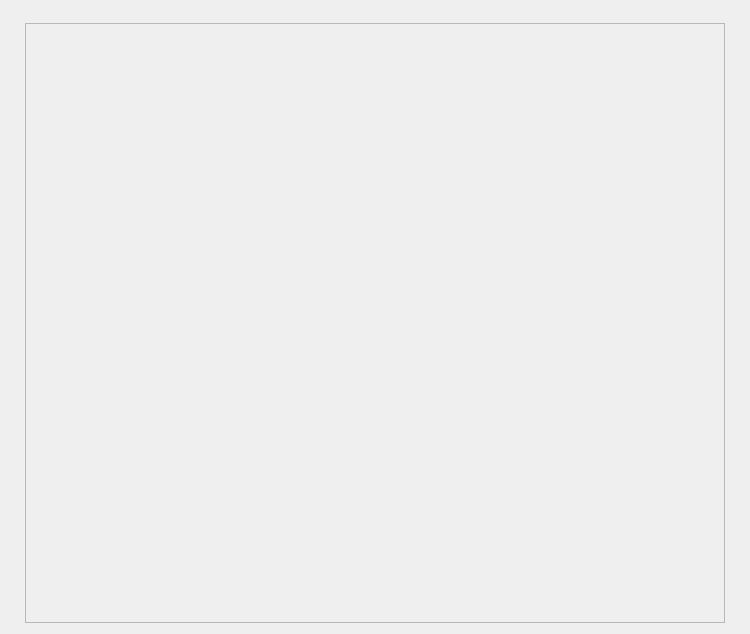
mantidproject/mantid, file Code/Mantid/Vates/VatesSimpleGui/ViewWidgets/inc/MantidVatesSimpleGuiViewWidgets/MultisliceView.ui: the form before one commit.
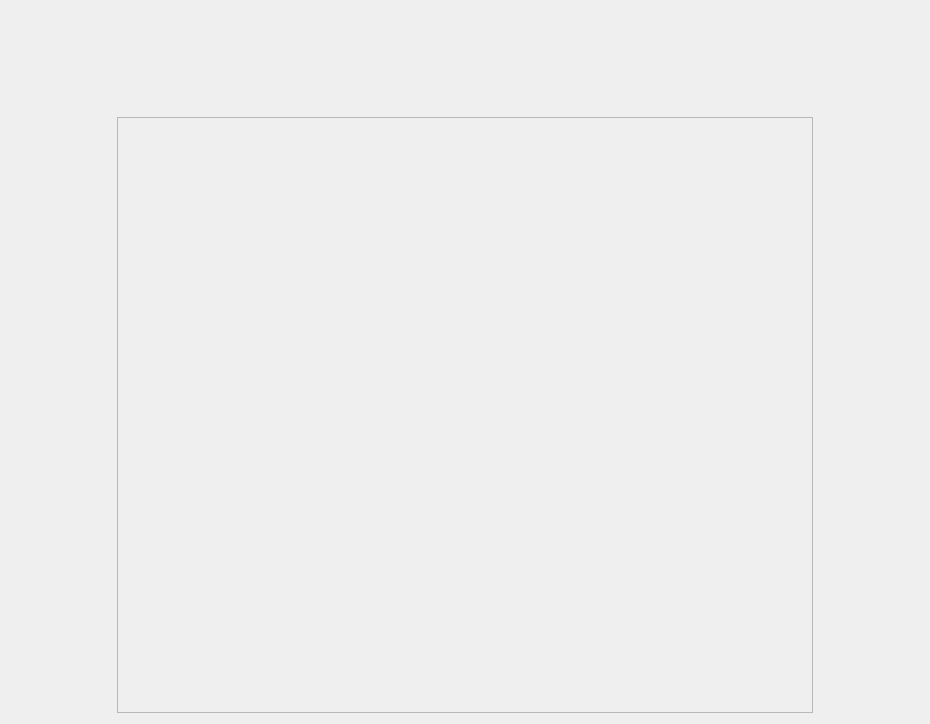
The form after the commit. Custom widgets are drawn as their Qt base class.

Commit message: Widget size changes to help plugin layout. This refs #3361.

Diff of the .ui file:
```diff
--- a/Code/Mantid/Vates/VatesSimpleGui/ViewWidgets/inc/MantidVatesSimpleGuiViewWidgets/MultisliceView.ui
+++ b/Code/Mantid/Vates/VatesSimpleGui/ViewWidgets/inc/MantidVatesSimpleGuiViewWidgets/MultisliceView.ui
@@ -6,32 +6,67 @@
    <rect>
     <x>0</x>
     <y>0</y>
-    <width>750</width>
-    <height>634</height>
+    <width>930</width>
+    <height>724</height>
    </rect>
   </property>
+  <property name="sizePolicy">
+   <sizepolicy hsizetype="MinimumExpanding" vsizetype="MinimumExpanding">
+    <horstretch>0</horstretch>
+    <verstretch>0</verstretch>
+   </sizepolicy>
+  </property>
   <property name="windowTitle">
    <string>MultiSliceView</string>
   </property>
   <layout class="QGridLayout" name="gridLayout">
    <item row="0" column="1">
-    <widget class="Mantid::Vates::SimpleGui::AxisInteractor" name="yAxisWidget" native="true"/>
+    <widget class="Mantid::Vates::SimpleGui::AxisInteractor" name="yAxisWidget" native="true">
+     <property name="sizePolicy">
+      <sizepolicy hsizetype="Preferred" vsizetype="Fixed">
+       <horstretch>0</horstretch>
+       <verstretch>0</verstretch>
+      </sizepolicy>
+     </property>
+     <property name="minimumSize">
+      <size>
+       <width>0</width>
+       <height>100</height>
+      </size>
+     </property>
+    </widget>
    </item>
    <item row="1" column="0">
-    <widget class="Mantid::Vates::SimpleGui::AxisInteractor" name="xAxisWidget" native="true"/>
+    <widget class="Mantid::Vates::SimpleGui::AxisInteractor" name="xAxisWidget" native="true">
+     <property name="sizePolicy">
+      <sizepolicy hsizetype="Fixed" vsizetype="Preferred">
+       <horstretch>0</horstretch>
+       <verstretch>0</verstretch>
+      </sizepolicy>
+     </property>
+     <property name="minimumSize">
+      <size>
+       <width>100</width>
+       <height>0</height>
+      </size>
+     </property>
+    </widget>
    </item>
    <item row="1" column="1">
     <widget class="QFrame" name="renderFrame">
+     <property name="enabled">
+      <bool>true</bool>
+     </property>
      <property name="sizePolicy">
-      <sizepolicy hsizetype="Preferred" vsizetype="Preferred">
+      <sizepolicy hsizetype="Expanding" vsizetype="Expanding">
        <horstretch>0</horstretch>
        <verstretch>0</verstretch>
       </sizepolicy>
      </property>
      <property name="minimumSize">
       <size>
-       <width>700</width>
-       <height>600</height>
+       <width>600</width>
+       <height>400</height>
       </size>
      </property>
      <property name="frameShape">
@@ -43,7 +78,20 @@
     </widget>
    </item>
    <item row="1" column="2">
-    <widget class="Mantid::Vates::SimpleGui::AxisInteractor" name="zAxisWidget" native="true"/>
+    <widget class="Mantid::Vates::SimpleGui::AxisInteractor" name="zAxisWidget" native="true">
+     <property name="sizePolicy">
+      <sizepolicy hsizetype="Fixed" vsizetype="Preferred">
+       <horstretch>0</horstretch>
+       <verstretch>0</verstretch>
+      </sizepolicy>
+     </property>
+     <property name="minimumSize">
+      <size>
+       <width>100</width>
+       <height>0</height>
+      </size>
+     </property>
+    </widget>
    </item>
   </layout>
  </widget>
```
